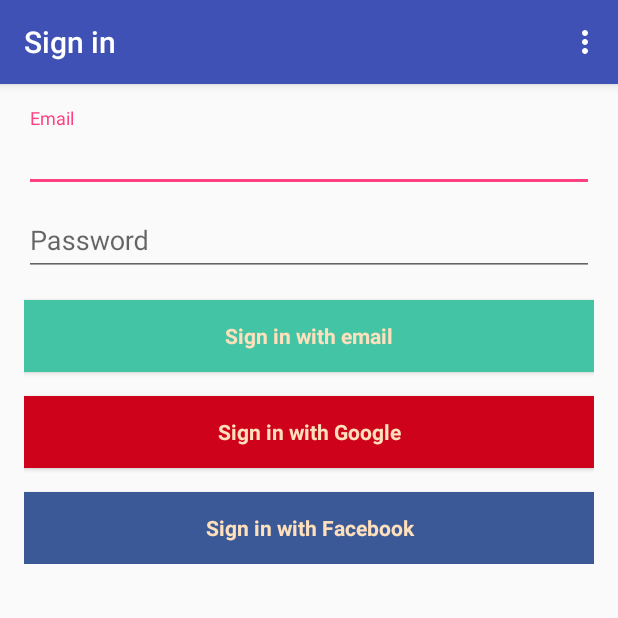
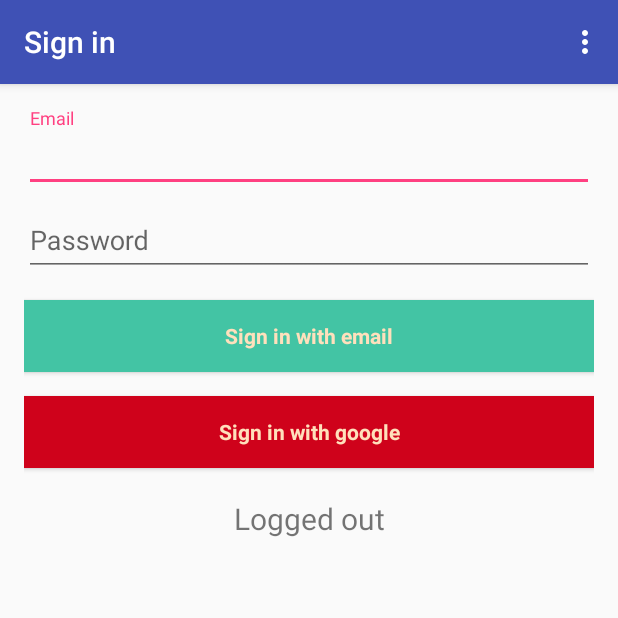
Before and after one commit to Itay-kun/AndroidProject, an Android app: the screen it shows after launch (LoginActivity), in the options menu, after a tap on "Login", on a phone screen of 412 x 824 dp, the top half of it. Run offline under Robolectric (Android 15) with nearby library versions, the phone set to English and light mode, and no system bars; our stand-ins replace Firebase (no records; nobody signed in at launch, a user with empty details on screens opened directly); libraries missing offline, so code that uses them is left out: com.firebase.jobdispatcher; 1 statement that could not run was skipped.

Commit message:
removed login with facebook

```diff
--- a/app/src/main/AndroidManifest.xml
+++ b/app/src/main/AndroidManifest.xml
@@ -41,8 +41,7 @@
             android:label="@string/title_activity_login" />
         <activity
             android:name=".SignUpActivity"
-            android:label="@string/title_activity_sign_up"
-            android:theme="@style/AppTheme.NoActionBar"></activity>
+            android:label="@string/title_activity_sign_up"/>
     </application>
 
 </manifest>
--- a/app/src/main/java/hackeru/talg/edu/androidproject/LoginActivity.java
+++ b/app/src/main/java/hackeru/talg/edu/androidproject/LoginActivity.java
@@ -1,6 +1,7 @@
 package hackeru.talg.edu.androidproject;
 
 import android.content.Intent;
+import android.graphics.Color;
 import android.os.Bundle;
 import android.support.annotation.NonNull;
 import android.support.design.widget.FloatingActionButton;
@@ -16,6 +17,7 @@
 import android.widget.Button;
 import android.widget.EditText;
 import android.widget.LinearLayout;
+import android.widget.TextView;
 import android.widget.Toast;
 
 import com.google.android.gms.auth.api.signin.GoogleSignIn;
@@ -31,19 +33,26 @@
 import com.google.firebase.auth.FirebaseAuth;
 import com.google.firebase.auth.FirebaseUser;
 import com.google.firebase.auth.GoogleAuthProvider;
+import com.google.firebase.auth.UserInfo;
 
 public class LoginActivity extends AppCompatActivity{
     private FirebaseAuth mAuth;
     private static final String TAG_EMAIL = "EmailPassword";
     private static final String TAG_GOOGLE = "GoogleActivity";
     private static final int RC_SIGN_IN = 9001;
+    private static final int NOT_LOGGED_IN = 0;
+    private static final int LOGGED_IN_EMAIL = 1;
+    private static final int LOGGED_IN_GOOGLE = 2;
+
 
     private AutoCompleteTextView actvEmailLogin;
     private EditText etPasswordLogin;
     private Button btnLoginEmail;
     private Button btnLoginGoogle;
-    private Button btnLoginFacebook;
+    private TextView tvLoginStatus;
     private GoogleSignInClient mGoogleSignInClient;
+
+    private static int loggedInWith = 0;
 
     @Override
     protected void onCreate(Bundle savedInstanceState) {
@@ -54,7 +63,8 @@
         etPasswordLogin = findViewById(R.id.etPasswordLogin);
         btnLoginEmail = findViewById(R.id.btnLoginEmail);
         btnLoginGoogle = findViewById(R.id.btnLoginGoogle);
-        btnLoginFacebook = findViewById(R.id.btnLoginFacebook);
+        tvLoginStatus = findViewById(R.id.tvLoginStatus);
+
 
         GoogleSignInOptions gso = new GoogleSignInOptions.Builder(GoogleSignInOptions.DEFAULT_SIGN_IN)
                 .requestIdToken(getString(R.string.default_web_client_id))
@@ -65,35 +75,47 @@
 
         mAuth = FirebaseAuth.getInstance();
 
+        updateUI(mAuth.getCurrentUser());
+
         btnLoginEmail.setOnClickListener(new View.OnClickListener() {
             @Override
             public void onClick(View v) {
-                signInEmail(actvEmailLogin.getText().toString(), etPasswordLogin.getText().toString());
+                if (loggedInWith != NOT_LOGGED_IN) {
+                    if (loggedInWith != LOGGED_IN_EMAIL) {
+                        return;
+                    } else {
+                        signOut();
+                    }
+                } else {
+                    signInEmail(actvEmailLogin.getText().toString(), etPasswordLogin.getText().toString());
+                }
             }
         });
 
         btnLoginGoogle.setOnClickListener(new View.OnClickListener() {
             @Override
             public void onClick(View v) {
-                signInGoogle();
-            }
-        });
-
-        btnLoginFacebook.setOnClickListener(new View.OnClickListener() {
-            @Override
-            public void onClick(View v) {
-
+                if (loggedInWith != NOT_LOGGED_IN) {
+                    if (loggedInWith != LOGGED_IN_GOOGLE) {
+                        return;
+                    } else {
+                        signOut();
+                    }
+                } else {
+                    signInGoogle();
+                }
             }
         });
     }
 
-    @Override
+
+/*    @Override
     public void onStart() {
         super.onStart();
         // Check if user is signed in (non-null) and update UI accordingly.
         FirebaseUser currentUser = mAuth.getCurrentUser();
-        //updateUI(currentUser);
-    }
+        updateUI(currentUser);
+    }*/
 
     @Override
     public boolean onCreateOptionsMenu(Menu menu) {
@@ -142,6 +164,7 @@
                             // Sign in success, update UI with the signed-in user's information
                             Log.d(TAG_EMAIL, "signInWithEmail:success");
                             FirebaseUser user = mAuth.getCurrentUser();
+                            loggedInWith = LOGGED_IN_EMAIL;
                             updateUI(user);
                         } else {
                             // If sign in fails, display a message to the user.
@@ -225,6 +248,7 @@
                             // Sign in success, update UI with the signed-in user's information
                             Log.d(TAG_GOOGLE, "signInWithCredential:success");
                             FirebaseUser user = mAuth.getCurrentUser();
+                            loggedInWith = LOGGED_IN_GOOGLE;
                             updateUI(user);
                         } else {
                             // If sign in fails, display a message to the user.
@@ -232,7 +256,6 @@
                             Toast.makeText(LoginActivity.this, "Authentication Failed.", Toast.LENGTH_SHORT).show();
                             updateUI(null);
                         }
-
                         // [START_EXCLUDE]
                         //hideProgressDialog();
                         // [END_EXCLUDE]
@@ -242,11 +265,73 @@
 
     private void updateUI(FirebaseUser user) {
         if (user != null) {
-            Intent intent = new Intent(LoginActivity.this, MainActivity.class);
-            startActivity(intent);
+            tvLoginStatus.setText("Logged in");
+            changeButtonsToLoggedInMode();
+/*            Intent intent = new Intent(LoginActivity.this, MainActivity.class);
+            startActivity(intent);*/
         } else {
-            Intent intent = new Intent(LoginActivity.this, MainActivity.class);
-            startActivity(intent);
+            loggedInWith = NOT_LOGGED_IN;
+            tvLoginStatus.setText("Logged out");
+            changeButtonsToLoggedOutMode();
+/*            Intent intent = new Intent(LoginActivity.this, MainActivity.class);
+            startActivity(intent);*/
         }
     }
+
+    private void changeButtonsToLoggedInMode() {
+            switch (loggedInWith) {
+                case LOGGED_IN_EMAIL:
+                    btnLoginEmail.setText("Logout");
+                    btnLoginGoogle.setText("Already logged in");
+                    btnLoginGoogle.setBackgroundColor(Color.GRAY);
+                    break;
+                case LOGGED_IN_GOOGLE:
+                    btnLoginGoogle.setText("Logout");
+                    btnLoginEmail.setText("Already logged in");
+                    btnLoginEmail.setBackgroundColor(Color.GRAY);
+                    break;
+            }
+    }
+
+    private void changeButtonsToLoggedOutMode() {
+        int colorEmailButton =  Color.parseColor("#43C4A4");
+        int colorGoogleButton =  Color.parseColor("#CF021B");
+        btnLoginEmail.setText("Sign in with email");
+        btnLoginEmail.setBackgroundColor(colorEmailButton);
+        btnLoginGoogle.setText("Sign in with google");
+        btnLoginGoogle.setBackgroundColor(colorGoogleButton);
+    }
+
+    private void signOut() {
+        mAuth = FirebaseAuth.getInstance();
+        FirebaseUser mUser = mAuth.getCurrentUser();
+        if (mUser == null) {
+            Toast.makeText(this, "You are not logged in", Toast.LENGTH_SHORT).show();
+            return;
+        }
+        for (UserInfo user: FirebaseAuth.getInstance().getCurrentUser().getProviderData()) {
+            if (user.getProviderId().equals("password")) {
+                mAuth.signOut();
+                updateUI(null);
+            } else if (user.getProviderId().equals("google.com")) {
+                signOutGoogle();
+            }
+        }
+        Toast.makeText(this, "Logged Out", Toast.LENGTH_SHORT).show();
+    }
+
+
+    private void signOutGoogle() {
+        // Firebase sign out
+        mAuth.signOut();
+
+        // Google sign out
+        mGoogleSignInClient.signOut().addOnCompleteListener(this,
+                new OnCompleteListener<Void>() {
+                    @Override
+                    public void onComplete(@NonNull Task<Void> task) {
+                        updateUI(null);
+                    }
+                });
+    }
 }
--- a/app/src/main/java/hackeru/talg/edu/androidproject/MainActivity.java
+++ b/app/src/main/java/hackeru/talg/edu/androidproject/MainActivity.java
@@ -32,6 +32,11 @@
 import com.google.firebase.auth.FirebaseAuth;
 import com.google.firebase.auth.FirebaseUser;
 import com.google.firebase.auth.UserInfo;
+import com.google.firebase.database.DataSnapshot;
+import com.google.firebase.database.DatabaseError;
+import com.google.firebase.database.DatabaseReference;
+import com.google.firebase.database.FirebaseDatabase;
+import com.google.firebase.database.ValueEventListener;
 
 import java.io.Serializable;
 import java.util.Calendar;
@@ -83,6 +88,27 @@
         recyclerView.addItemDecoration(new DividerItemDecoration(this, LinearLayoutManager.VERTICAL));
         recyclerView.setAdapter(mAdapter);
 
+        //June3
+
+        FirebaseDatabase database = FirebaseDatabase.getInstance();
+        DatabaseReference numOfMessagesRef = database.getReference("numOfMessages");
+
+        //numOfMessagesRef.setValue("Hello, World!");
+
+        numOfMessagesRef.addValueEventListener(new ValueEventListener() {
+            Integer numOfMessages;
+            @Override
+            public void onDataChange(DataSnapshot dataSnapshot) {
+                String value = dataSnapshot.getValue(String.class);
+                numOfMessages = Integer.valueOf(value);
+            }
+
+            @Override
+            public void onCancelled(@NonNull DatabaseError databaseError) {}
+        });
+
+        //June3 \
+
         FloatingActionButton fab = findViewById(R.id.fab);
         fab.setOnClickListener(new View.OnClickListener() {
             @Override
@@ -96,12 +122,12 @@
             }
         });
 
-        btnLogout.setOnClickListener(new View.OnClickListener() {
+/*        btnLogout.setOnClickListener(new View.OnClickListener() {
             @Override
             public void onClick(View v) {
                 signOut();
             }
-        });
+        });*/
     }
 
     //TODO:
@@ -140,7 +166,7 @@
 
         //noinspection SimplifiableIfStatement
         if (id == R.id.action_login) {
-            Intent intent = new Intent(MainActivity.this, LoginActivity.class);
+            Intent intent = new Intent(this, LoginActivity.class);
             startActivity(intent);
             return true;
         } else if (id == R.id.action_sms) {
@@ -296,38 +322,5 @@
         }
     }
 
-    private void signOut() {
-        mAuth = FirebaseAuth.getInstance();
-        FirebaseUser mUser = mAuth.getCurrentUser();
-        if (mUser == null) {
-            Toast.makeText(this, "You are not logged in", Toast.LENGTH_SHORT).show();
-            return;
-        }
-        for (UserInfo user: FirebaseAuth.getInstance().getCurrentUser().getProviderData()) {
-            if (user.getProviderId().equals("password")) {
-                mAuth.signOut();
-            } else if (user.getProviderId().equals("google.com")) {
-                signOutGoogle();
-            } else if (user.getProviderId().equals("facebook.com")) {
-                //signOutFacebook();
-            }
-        }
-        Toast.makeText(this, "Logged Out", Toast.LENGTH_SHORT).show();
-    }
 
-
-
-    private void signOutGoogle() {
-        // Firebase sign out
-        mAuth.signOut();
-
-        // Google sign out
-        mGoogleSignInClient.signOut().addOnCompleteListener(this,
-                new OnCompleteListener<Void>() {
-                    @Override
-                    public void onComplete(@NonNull Task<Void> task) {
-                        updateUI(null);
-                    }
-                });
-    }
 }
--- a/app/src/main/java/hackeru/talg/edu/androidproject/SignUpActivity.java
+++ b/app/src/main/java/hackeru/talg/edu/androidproject/SignUpActivity.java
@@ -52,13 +52,13 @@
         });
     }
 
-    @Override
+/*    @Override
     public void onStart() {
         super.onStart();
         // Check if user is signed in (non-null) and update UI accordingly.
         FirebaseUser currentUser = mAuth.getCurrentUser();
         updateUI(currentUser);
-    }
+    }*/
 
     @Override
     public boolean onOptionsItemSelected(MenuItem item) {
--- a/app/src/main/res/layout/activity_login.xml
+++ b/app/src/main/res/layout/activity_login.xml
@@ -88,17 +88,14 @@
                 android:textColor="#ffe0bc"
                 android:textStyle="bold" />
 
-            <Button
-                android:id="@+id/btnLoginFacebook"
-                style="?android:textAppearanceSmall"
+            <TextView
+                android:id="@+id/tvLoginStatus"
+                android:layout_marginTop="20dp"
+                android:textSize="20sp"
+                android:textAlignment="center"
                 android:layout_width="match_parent"
                 android:layout_height="wrap_content"
-                android:layout_marginTop="16dp"
-                android:textColor="#ffe0bc"
-                android:text="@string/action_sign_in_facebook"
-                android:background="#3b5997"
-                android:textAllCaps="false"
-                android:textStyle="bold" />
+                android:text="" />
         </LinearLayout>
     </ScrollView>
 </LinearLayout>
--- a/app/src/main/res/layout/activity_main.xml
+++ b/app/src/main/res/layout/activity_main.xml
@@ -14,8 +14,8 @@
         <android.support.v7.widget.Toolbar
             android:id="@+id/toolbar"
             android:layout_width="match_parent"
-            android:layout_height="?attr/actionBarSize"
-            android:background="?attr/colorPrimary"
+            android:layout_height="?android:attr/actionBarSize"
+            android:background="?android:attr/colorPrimary"
             app:popupTheme="@style/AppTheme.PopupOverlay" />
 
     </android.support.design.widget.AppBarLayout>
--- a/app/src/main/res/layout/content_main.xml
+++ b/app/src/main/res/layout/content_main.xml
@@ -44,7 +44,6 @@
         android:layout_marginBottom="8dp"
         android:layout_marginStart="8dp"
         android:background="#d237322d"
-        android:textColor="#f19320"
         android:text="Log Out"
         android:textAllCaps="false"
         app:layout_constraintBottom_toBottomOf="parent"
```
Also changed, not shown: app/build.gradle (+8 -7 lines), build.gradle (+6 -2 lines).
